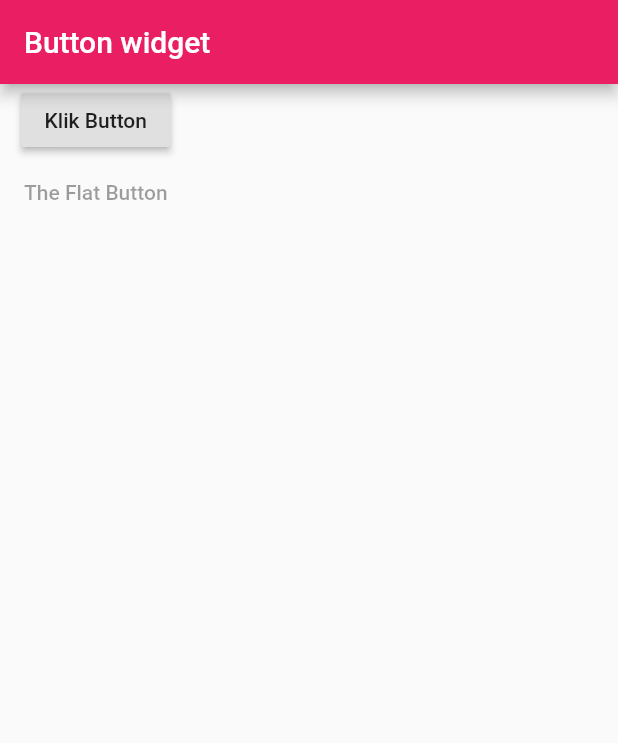
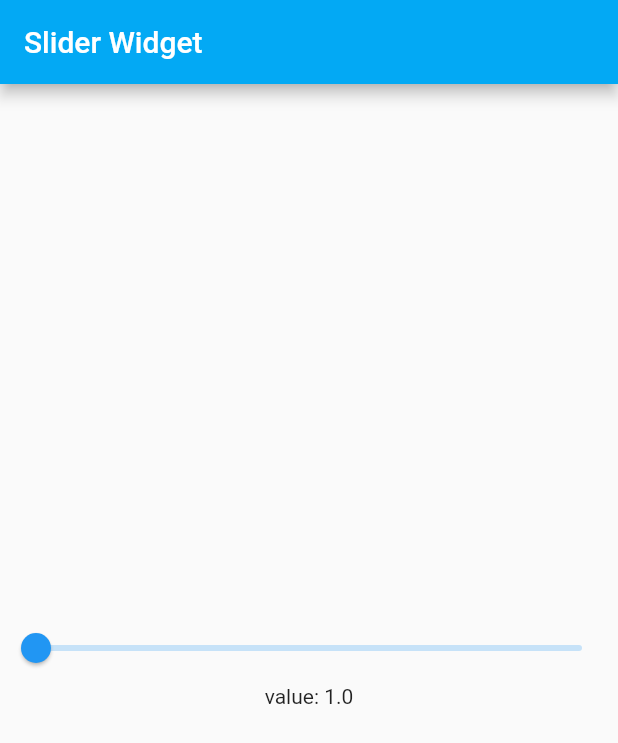
Before and after one commit to rinapratama335/udaflutter, a Flutter app: the screen it shows after launch, on a phone screen of 412 x 824 dp. Shown: the top 743 px of the screen. Run offline on Flutter 3.47's test engine with Material 2 defaults, Android fonts, the phone set to English and light mode, and no system bars.

Commit message:
membuat widget slider (#13)
Co-authored-by: irwantowibowotech <irwantowibowotech@gmail.com>

```diff
--- a/lib/main.dart
+++ b/lib/main.dart
@@ -10,35 +10,38 @@ class MyApp extends StatefulWidget {
 }
 
 class _MyAppState extends State<MyApp> {
-  String textButton = "";
+  double drag = 1.0;
 
   void method1(value) {
     setState(() {
-      textButton = value;
+      drag = value;
     });
   }
 
   @override
   Widget build(BuildContext context) {
     return new MaterialApp(
-      title: 'Button Widget',
+      title: 'Slider Widget',
       home: new Scaffold(
         appBar: new AppBar(
-          title: new Text('Button widget'),
-          backgroundColor: Colors.pink,
+          title: new Text('Slider Widget'),
+          backgroundColor: Colors.lightBlue,
         ),
-        body: new Column(
-          children: <Widget>[
-            new RaisedButton(
-              onPressed: (){
-                method1('You pressed button');
-              }, child: new Text('Klik Button'),
-            ),
-            new FlatButton(
-                onPressed: null, child: new Text('The Flat Button')
-            ),
-            new Text(textButton)
-          ],
+        body: new Center(
+          child: new Column(
+            mainAxisAlignment: MainAxisAlignment.center,
+            children: <Widget>[
+              new Slider(
+                  value: drag,
+                  min: 1.0,
+                  max: 10.0,
+                  onChanged: (double val) {
+                    method1(val);
+                  }
+              ),
+              new Text('value: $drag'),
+            ],
+          ),
         ),
       ),
     );
```
